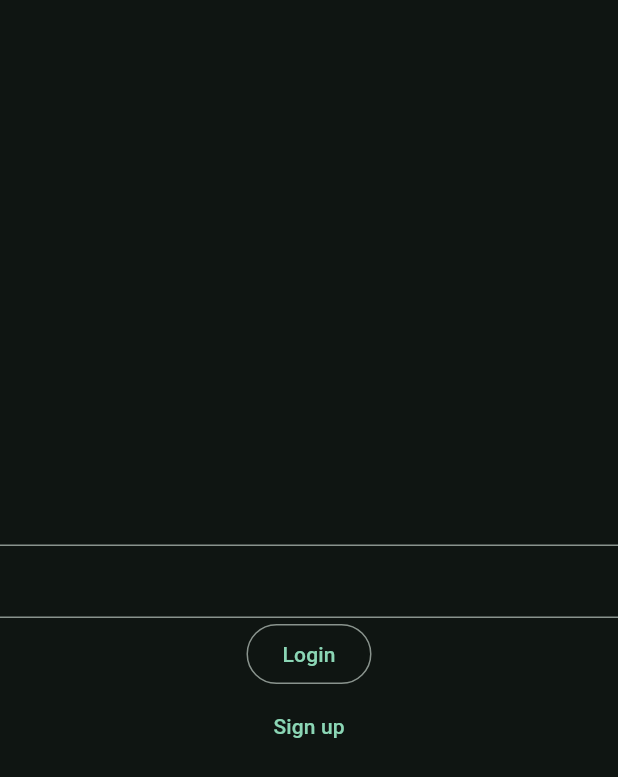
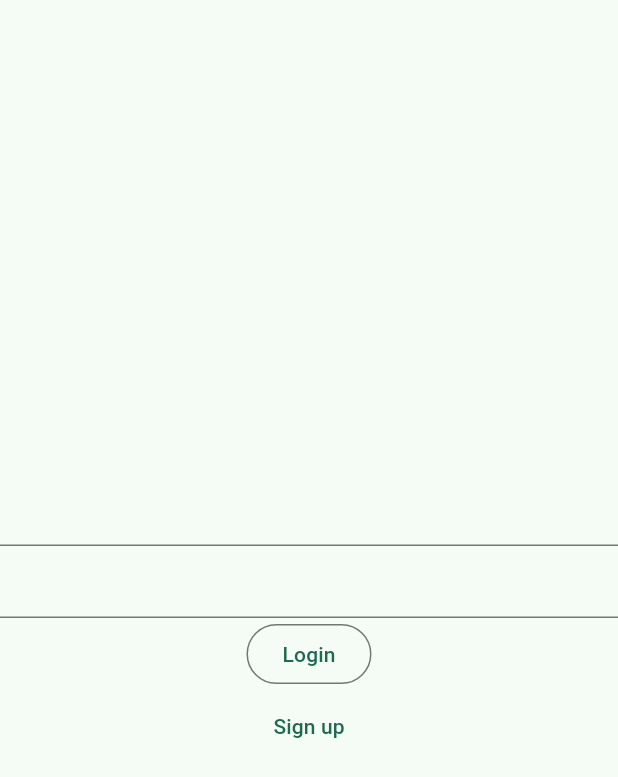
Before and after one commit to Garius6/flutter_pocketbase_1, a Flutter app: the screen it shows after launch, on a phone screen of 412 x 824 dp. Shown: the top 777 px of the screen. Run offline on Flutter 3.47's test engine with Material 3 defaults, Android fonts, the light colour scheme and no system bars; our stand-ins replace go_router, pocketbase.

Commit message:
Small refactoring

```diff
--- a/lib/main.dart
+++ b/lib/main.dart
@@ -84,7 +84,6 @@ class PocketBaseApp extends StatelessWidget {
   @override
   Widget build(BuildContext context) {
     return MaterialApp.router(
-      themeMode: ThemeMode.dark,
       theme: ThemeData.from(
           colorScheme: MaterialTheme.lightScheme().toColorScheme()),
       darkTheme: ThemeData.from(
--- a/lib/src/features/tickets/ui/ticket_list_page.dart
+++ b/lib/src/features/tickets/ui/ticket_list_page.dart
@@ -14,7 +14,9 @@ class _TicketsListPageState extends State<TicketsListPage> {
   @override
   Widget build(BuildContext context) {
     return Scaffold(
-      appBar: AppBar(),
+      appBar: AppBar(
+        title: const Text("Tickets"),
+      ),
       floatingActionButton: FloatingActionButton(
         onPressed: () {
           context.go('/tickets/create');
```
